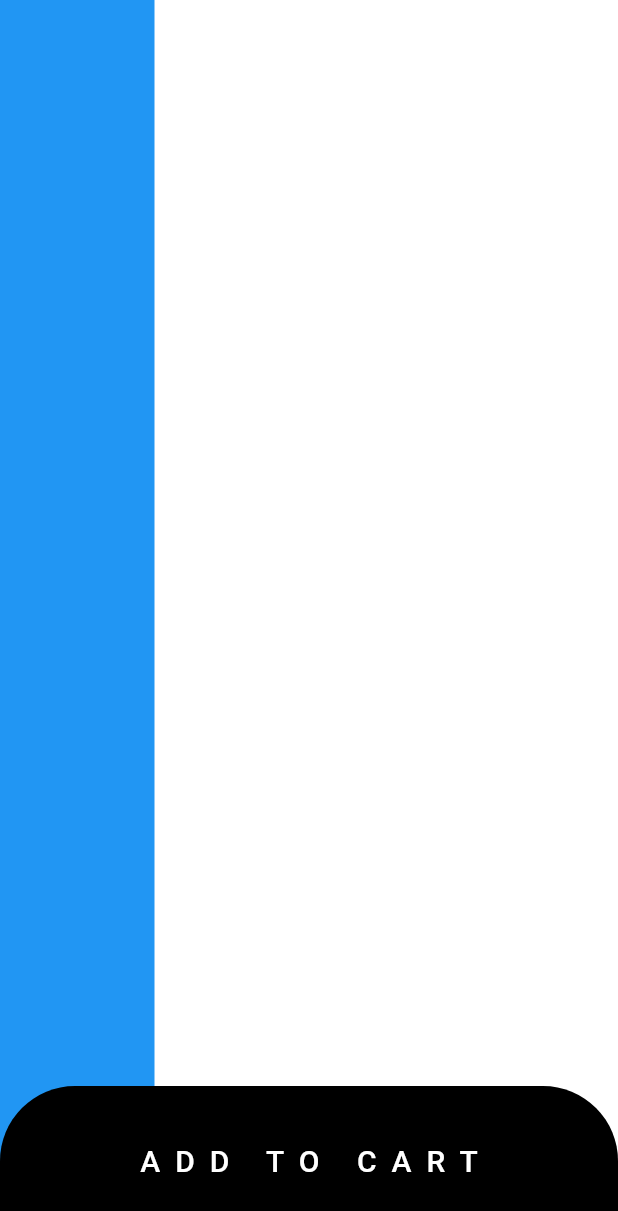
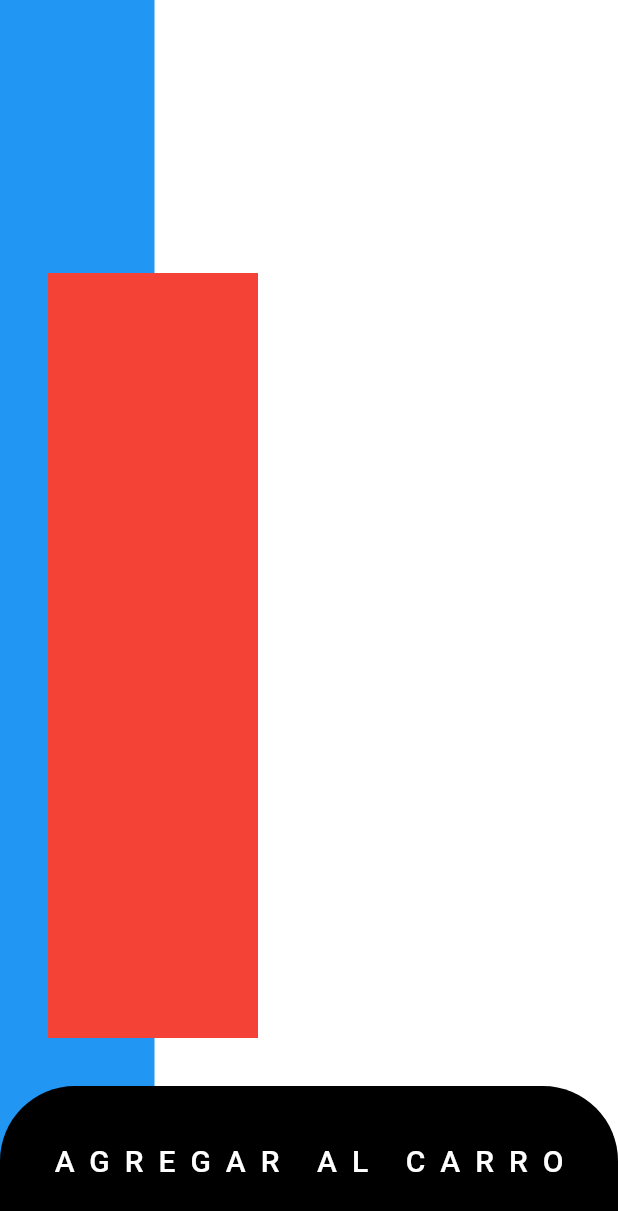
Before and after one commit to Lake-hub/flutter_firstApp, a Flutter app: the screen it shows after launch, on a phone screen of 412 x 824 dp. Shown: the top 1211 px of the screen. Run offline on Flutter 3.47's test engine with Material 2 defaults, Android fonts, the phone set to English and light mode, and no system bars.

Commit message:
content del sktbrd

```diff
--- a/lib/main.dart
+++ b/lib/main.dart
@@ -61,12 +61,28 @@ class SkatePage extends StatelessWidget {
 
 
 Widget appBar() {
-  return Row();
+  return Container(
+    height: 150,
+    child: Row(
+
+    ),
+  );
 }
 
 Widget content(){
   return Expanded(
-    child: Row(),
+    child: Padding(
+      padding: const EdgeInsets.all(32.0),
+      child: Row(
+         children: <Widget>[
+          Container(
+            height: double.infinity,
+            width: 140,
+            color: Colors.red,
+          )
+        ],
+      ),
+    ),
   );
 }
 
@@ -82,8 +98,10 @@ Widget button(){
       )
     ),
     child: FlatButton(
-      onPressed: () {},
-      child: Text('ADD TO CART',
+      onPressed: () {
+        print('AGREGO AL CARRO');
+      },
+      child: Text('AGREGAR AL CARRO',
         style: TextStyle(
           color: Colors.white,
           fontSize: 20.0,
```
